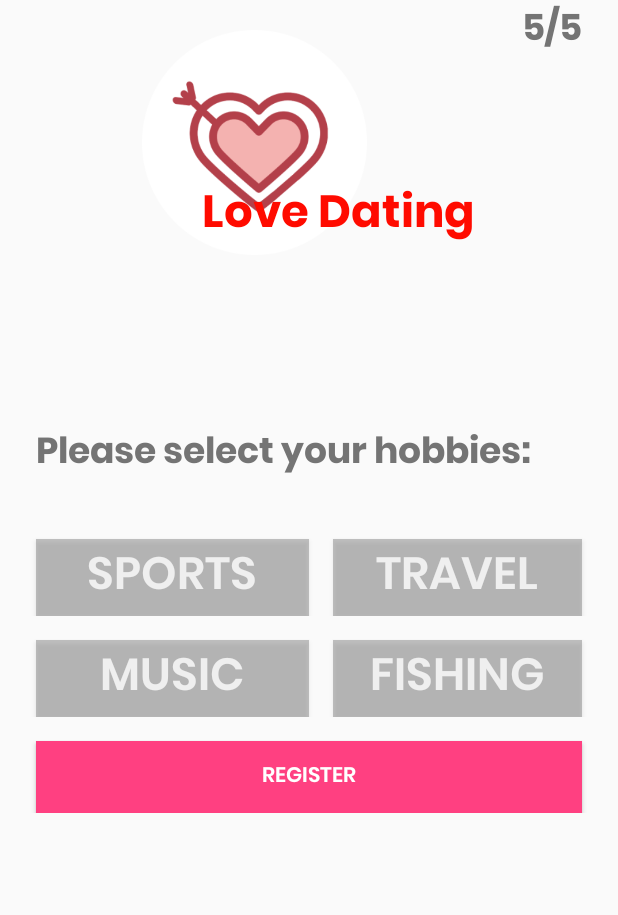
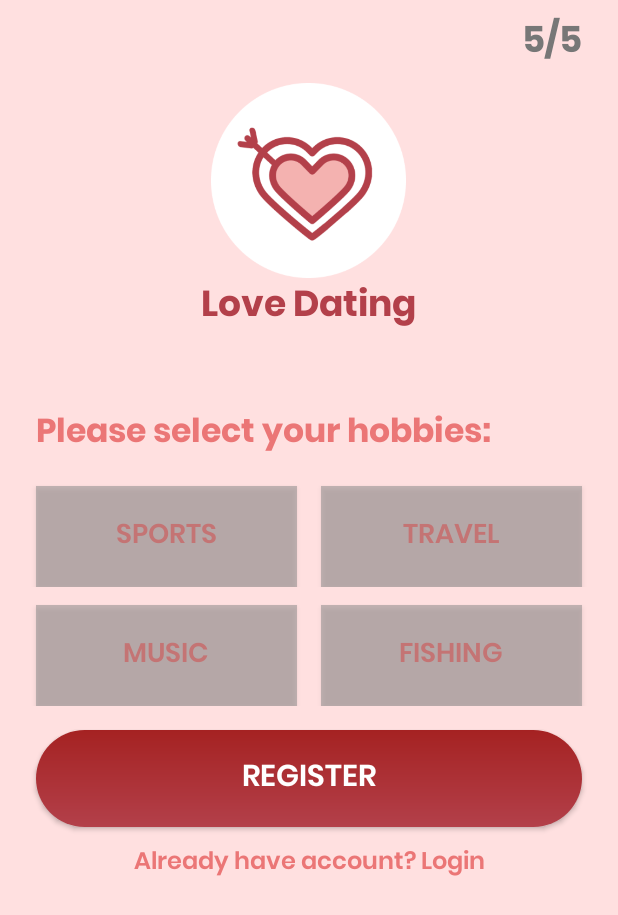
Before and after one commit to Kuroo-nekoo/Cupid_Dating, an Android app: the RegisterHobby screen opened directly, with no data from a screen before it, on a phone screen of 412 x 824 dp. Shown: the top 915 px of the screen. Run offline under Robolectric (Android 15) with nearby library versions, the phone set to English and light mode, and no system bars.

Commit message:
update layout: change img in intro

```diff
--- a/app/src/main/res/layout/activity_register_email_password.xml
+++ b/app/src/main/res/layout/activity_register_email_password.xml
@@ -64,7 +64,6 @@
                 android:id="@+id/register_layout"
                 android:layout_width="match_parent"
                 android:layout_height="wrap_content"
-                android:layout_centerInParent="true"
                 android:orientation="vertical"
                 android:paddingLeft="25dp"
                 android:paddingTop="160dp"
--- a/app/src/main/res/layout/activity_register_hobby.xml
+++ b/app/src/main/res/layout/activity_register_hobby.xml
@@ -3,6 +3,7 @@
 <RelativeLayout xmlns:android="http://schemas.android.com/apk/res/android"
     android:layout_width="match_parent"
     android:layout_height="match_parent"
+    android:background="#FFE0E0"
     android:orientation="vertical">
 
     <com.final_mad.datingapp.datingapp.customfonts.TextViewBold
@@ -11,24 +12,28 @@
         android:layout_height="wrap_content"
         android:layout_gravity="right"
         android:layout_marginRight="24dp"
+        android:layout_marginTop="@dimen/_10dp"
         android:gravity="right"
         android:text="5/5"
-        android:textColor="#747474"
+        android:textColor="#777777"
         android:textSize="24sp"
         android:textStyle="bold" />
 
     <RelativeLayout
         android:layout_width="wrap_content"
-        android:layout_height="150dp"
+        android:layout_height="170dp"
         android:layout_centerHorizontal="true"
         android:layout_gravity="center"
-        android:layout_margin="20dp"
-        android:layout_marginBottom="30dp"
+        android:layout_marginStart="20dp"
+        android:layout_marginTop="55dp"
+        android:layout_marginEnd="20dp"
+        android:layout_marginBottom="20dp"
         android:orientation="horizontal">
 
         <ImageView
-            android:layout_width="150dp"
-            android:layout_height="150dp"
+            android:layout_width="130dp"
+            android:layout_height="130dp"
+            android:layout_centerHorizontal="true"
             android:layout_gravity="center_horizontal"
             android:background="@drawable/logo" />
 
@@ -36,17 +41,19 @@
             android:layout_width="wrap_content"
             android:layout_height="wrap_content"
             android:layout_alignParentBottom="true"
+            android:layout_centerHorizontal="true"
             android:layout_marginLeft="40dp"
             android:text="Love Dating"
-            android:textColor="#ff0b00"
-            android:textSize="30dp" />
+            android:textColor="#B3404A"
+            android:textSize="24dp"
+            android:textStyle="bold" />
 
     </RelativeLayout>
 
     <LinearLayout
         android:layout_width="match_parent"
         android:layout_height="wrap_content"
-        android:layout_centerInParent="true"
+        android:layout_marginTop="270dp"
         android:orientation="vertical">
 
         <com.final_mad.datingapp.datingapp.customfonts.TextViewBold
@@ -55,10 +62,9 @@
             android:layout_height="wrap_content"
             android:layout_marginLeft="24dp"
             android:layout_marginRight="24dp"
-            android:layout_marginBottom="20dp"
             android:text="Please select your hobbies:"
-            android:textColor="#747474"
-            android:textSize="24sp"
+            android:textColor="#EB7676"
+            android:textSize="22sp"
             android:textStyle="bold" />
 
         <LinearLayout
@@ -73,26 +79,29 @@
                 android:layout_marginLeft="24dp"
                 android:layout_marginTop="16dp"
                 android:layout_weight="1"
-                android:background="#ff4081"
+                android:background="@drawable/btn_white_text_red"
                 android:elevation="24dp"
+                android:layout_marginRight="8dp"
+                android:padding="18dp"
                 android:text="SPORTS"
-                android:textColor="@android:color/white"
-                android:textSize="30sp"
+                android:textColor="#A52222"
+                android:textSize="18sp"
                 android:textStyle="bold" />
 
             <com.final_mad.datingapp.datingapp.customfonts.ButtonSemiBold
                 android:id="@+id/travelSelectionButton"
                 android:layout_width="match_parent"
                 android:layout_height="wrap_content"
-                android:layout_marginLeft="16dp"
+                android:layout_marginLeft="8dp"
                 android:layout_marginTop="16dp"
                 android:layout_marginRight="24dp"
                 android:layout_weight="1"
-                android:background="#ff4081"
+                android:background="@drawable/btn_white_text_red"
                 android:elevation="24dp"
+                android:padding="18dp"
                 android:text="TRAVEL"
-                android:textColor="@android:color/white"
-                android:textSize="30sp"
+                android:textColor="#A52222"
+                android:textSize="18sp"
                 android:textStyle="bold" />
 
         </LinearLayout>
@@ -107,28 +116,31 @@
                 android:layout_width="match_parent"
                 android:layout_height="wrap_content"
                 android:layout_marginLeft="24dp"
-                android:layout_marginTop="16dp"
                 android:layout_weight="1"
-                android:background="#ff4081"
+                android:layout_marginTop="12dp"
+                android:layout_marginRight="8dp"
+                android:padding="18dp"
+                android:background="@drawable/btn_white_text_red"
                 android:elevation="24dp"
                 android:text="MUSIC"
-                android:textColor="@android:color/white"
-                android:textSize="30sp"
+                android:textColor="#A52222"
+                android:textSize="18sp"
                 android:textStyle="bold" />
 
             <com.final_mad.datingapp.datingapp.customfonts.ButtonSemiBold
                 android:id="@+id/fishingSelectionButton"
                 android:layout_width="match_parent"
                 android:layout_height="wrap_content"
-                android:layout_marginLeft="16dp"
-                android:layout_marginTop="16dp"
+                android:layout_marginLeft="8dp"
+                android:layout_marginTop="12dp"
                 android:layout_marginRight="24dp"
                 android:layout_weight="1"
-                android:background="#ff4081"
+                android:padding="18dp"
+                android:background="@drawable/btn_white_text_red"
                 android:elevation="24dp"
                 android:text="Fishing"
-                android:textColor="@android:color/white"
-                android:textSize="30sp"
+                android:textColor="#A52222"
+                android:textSize="18sp"
                 android:textStyle="bold" />
 
         </LinearLayout>
@@ -140,13 +152,25 @@
             android:layout_marginLeft="24dp"
             android:layout_marginTop="16dp"
             android:layout_marginRight="24dp"
-            android:background="#ff4081"
-            android:backgroundTint="#ff4081"
+            android:padding="15dp"
+            android:background="@drawable/btn_red_gradient_text_white"
             android:elevation="24dp"
             android:onClick="onHobbyContinueClicked"
             android:text="Register"
+            android:textSize="20sp"
             android:textColor="@android:color/white"
             android:textStyle="bold" />
+
+        <com.final_mad.datingapp.datingapp.customfonts.TextViewSemiBold
+            android:id="@+id/tvLinkLogin"
+            android:layout_width="match_parent"
+            android:layout_height="wrap_content"
+            android:layout_marginTop="10dp"
+            android:layout_marginBottom="25dp"
+            android:gravity="center"
+            android:text="Already have account? Login"
+            android:textColor="#EB7676"
+            android:textSize="16dp" />
     </LinearLayout>
 
 
```
Also changed, not shown: app/src/main/res/layout/activity_register_age.xml (+31 -23 lines), app/src/main/res/layout/activity_register_gender.xml (+3 -4 lines), app/src/main/res/layout/activity_register_gender_prefection.xml (+42 -22 lines), app/src/main/res/layout/activity_register_image.xml (+78 -12 lines), app/src/main/res/layout/activity_register_username.xml (+52 -23 lines).
